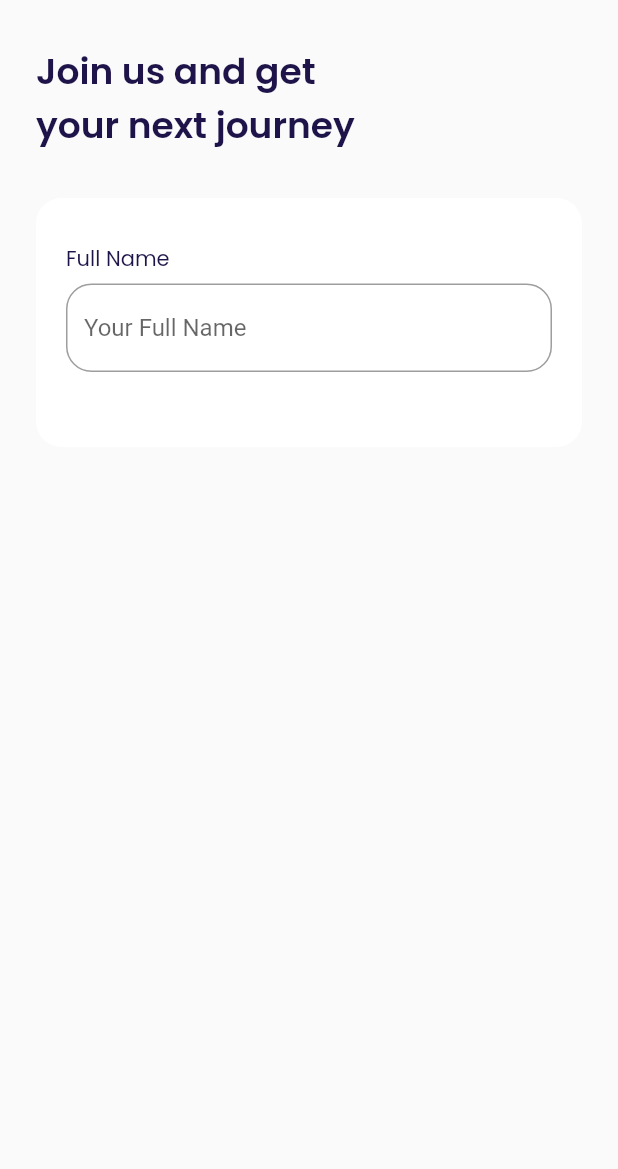
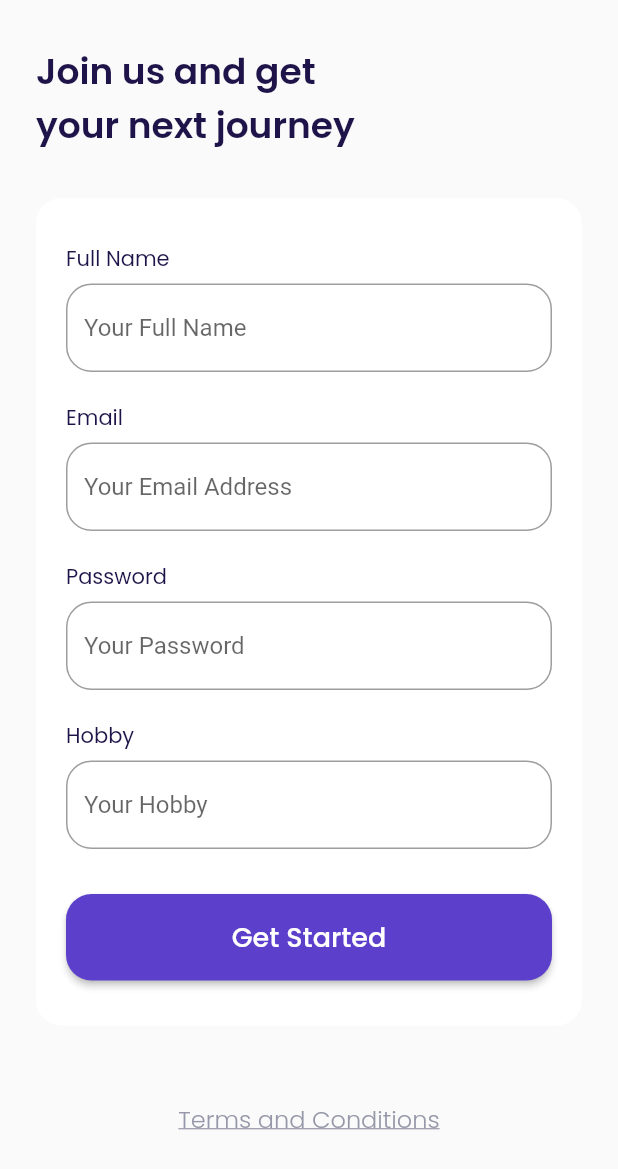
Before and after one commit to wa765/apptravel-use-bloc, a Flutter app: the screen it shows after launch, after a tap on "Get Started", on a phone screen of 412 x 824 dp. Shown: the top 1169 px of the screen. Run offline on Flutter 3.47's test engine with Material 2 defaults, Android fonts, the phone set to English and light mode, and no system bars; our stand-ins replace google_fonts.

Commit message:
update widget and pages

```diff
--- a/lib/main.dart
+++ b/lib/main.dart
@@ -1,4 +1,6 @@
+import 'package:air_plane/ui/pages/bonus_page.dart';
 import 'package:air_plane/ui/pages/get_started_pages.dart';
+import 'package:air_plane/ui/pages/main_page.dart';
 import 'package:air_plane/ui/pages/sign_up.dart';
 import 'package:air_plane/ui/pages/splash_page.dart';
 import 'package:flutter/material.dart';
@@ -21,6 +23,10 @@ class MyApp extends StatelessWidget {
         '/get-started': (context) => const GetStartedPage(),
         // route sign up
         '/sign-up': (context) => const SignUp(),
+        // route bonus page
+        '/bonus-page': (context) => const BonusPage(),
+        // route main page
+        '/main-page': (context) => const MainPage(),
       },
     );
   }
--- a/lib/shared/theme.dart
+++ b/lib/shared/theme.dart
@@ -31,6 +31,8 @@ Color kBackgroundCollor = const Color(0xffFAFAFA);
 // In Active Collor
 Color kInactiveCollor = const Color(0xffDBD7EC);
 
+// Transparent Color
+Color kTransparentCollor = Colors.transparent;
 // ========================  Text Style  ==============================
 TextStyle blackTextStyle = GoogleFonts.poppins(
   color: kBlackCollor,
--- a/lib/ui/pages/get_started_pages.dart
+++ b/lib/ui/pages/get_started_pages.dart
@@ -1,3 +1,4 @@
+import 'package:air_plane/ui/widgets/costum_button.dart';
 import 'package:flutter/material.dart';
 import 'package:air_plane/shared/theme.dart';
 
@@ -43,28 +44,13 @@ class GetStartedPage extends StatelessWidget {
                 const SizedBox(
                   height: 50,
                 ),
-                Container(
-                  margin: EdgeInsets.only(
-                      bottom: MediaQuery.of(context).size.height * 0.08),
+                CostumButton(
+                  title: "Get Started",
                   width: MediaQuery.of(context).size.width / 1.5,
-                  height: MediaQuery.of(context).size.height * 0.07,
-                  child: ElevatedButton(
-                    style: ElevatedButton.styleFrom(
-                      primary: kPrimaryCollor,
-                      shape: RoundedRectangleBorder(
-                        borderRadius: BorderRadius.circular(defaultRadius),
-                      ),
-                    ),
-                    onPressed: () {
-                      // route sign up
-                      Navigator.pushNamed(context, '/sign-up');
-                    },
-                    child: Text(
-                      "Get Started",
-                      style: whiteTextStyle.copyWith(
-                          fontSize: 18, fontWeight: medium),
-                    ),
-                  ),
+                  margin: const EdgeInsets.only(bottom: 80),
+                  onPressed: () {
+                    Navigator.pushNamed(context, '/sign-up');
+                  },
                 ),
               ],
             ),
--- a/lib/ui/pages/sign_up.dart
+++ b/lib/ui/pages/sign_up.dart
@@ -1,3 +1,5 @@
+import 'package:air_plane/ui/widgets/costum_button.dart';
+import 'package:air_plane/ui/widgets/costum_text_form_field.dart';
 import 'package:flutter/material.dart';
 import 'package:air_plane/shared/theme.dart';
 
@@ -20,35 +22,41 @@ class SignUp extends StatelessWidget {
 
     // Widget input Section
     Widget inputSection() {
-      // input email widget
+      // name input widget
+      Widget nameInput() {
+        return const CostumTextFormField(
+            title: "Full Name", hintText: "Your Full Name ");
+      }
+
+      // Widget email input
       Widget emailInput() {
-        return Container(
-          margin: const EdgeInsets.only(bottom: 20),
-          child: Column(
-            crossAxisAlignment: CrossAxisAlignment.start,
-            children: [
-              Text(
-                "Full Name",
-                style: blackTextStyle,
-              ),
-              const SizedBox(
-                height: 6,
-              ),
-              TextFormField(
-                cursorColor: kBlackCollor,
-                decoration: InputDecoration(
-                  hintText: "Your Full Name",
-                  border: OutlineInputBorder(
-                    borderRadius: BorderRadius.circular(defaultRadius),
-                  ),
-                  focusedBorder: OutlineInputBorder(
-                    borderRadius: BorderRadius.circular(defaultRadius),
-                    borderSide: BorderSide(color: kPrimaryCollor),
-                  ),
-                ),
-              ),
-            ],
-          ),
+        return const CostumTextFormField(
+            title: "Email", hintText: "Your Email Address");
+      }
+
+      // widget input password
+      Widget passwordInput() {
+        return const CostumTextFormField(
+          title: "Password",
+          hintText: "Your Password",
+          obsecureText: true,
+        );
+      }
+
+      // Widget input hoby
+      Widget hobyInput() {
+        return const CostumTextFormField(
+            title: "Hobby", hintText: "Your Hobby");
+      }
+
+      // Widget getStarted Button
+      Widget submitButton() {
+        return CostumButton(
+          title: "Get Started",
+          margin: const EdgeInsets.only(top: 10),
+          onPressed: () {
+            Navigator.pushNamed(context, '/bonus-page');
+          },
         );
       }
 
@@ -61,7 +69,30 @@ class SignUp extends StatelessWidget {
           borderRadius: BorderRadius.circular(defaultRadius),
         ),
         child: Column(
-          children: [emailInput()],
+          children: [
+            nameInput(),
+            emailInput(),
+            passwordInput(),
+            hobyInput(),
+            submitButton(),
+          ],
+        ),
+      );
+    }
+
+    //
+    // Widget tacButton
+    Widget tacButton() {
+      return Container(
+        margin: const EdgeInsets.only(top: 50, bottom: 50),
+        child: Center(
+          child: Text(
+            "Terms and Conditions",
+            style: greyTextStyle.copyWith(
+                fontSize: 16,
+                fontWeight: light,
+                decoration: TextDecoration.underline),
+          ),
         ),
       );
     }
@@ -72,7 +103,11 @@ class SignUp extends StatelessWidget {
       body: SafeArea(
         child: ListView(
           padding: EdgeInsets.symmetric(horizontal: defaultMargin),
-          children: [title(), inputSection()],
+          children: [
+            title(),
+            inputSection(),
+            tacButton(),
+          ],
         ),
       ),
     );
--- /dev/null
+++ b/lib/ui/widgets/costum_button.dart
@@ -0,0 +1,43 @@
+import 'package:flutter/material.dart';
+
+import '../../shared/theme.dart';
+
+class CostumButton extends StatelessWidget {
+  //
+  final String title;
+  final double width;
+  final Function() onPressed;
+  final EdgeInsets margin;
+  //
+  // final widtg default valuenya == double.infinity
+  // double infinity == mengisi ruang yang tersisa
+  const CostumButton(
+      {Key? key,
+      required this.title,
+      this.width = double.infinity,
+      required this.onPressed,
+      this.margin = EdgeInsets.zero})
+      : super(key: key);
+
+  @override
+  Widget build(BuildContext context) {
+    return Container(
+      margin: margin,
+      width: width,
+      height: MediaQuery.of(context).size.height * 0.07,
+      child: ElevatedButton(
+        style: ElevatedButton.styleFrom(
+          primary: kPrimaryCollor,
+          shape: RoundedRectangleBorder(
+            borderRadius: BorderRadius.circular(defaultRadius),
+          ),
+        ),
+        onPressed: onPressed,
+        child: Text(
+          title,
+          style: whiteTextStyle.copyWith(fontSize: 18, fontWeight: medium),
+        ),
+      ),
+    );
+  }
+}
--- /dev/null
+++ b/lib/ui/widgets/costum_text_form_field.dart
@@ -0,0 +1,52 @@
+import 'package:flutter/material.dart';
+
+import '../../shared/theme.dart';
+
+class CostumTextFormField extends StatelessWidget {
+//
+  final String title;
+  final String hintText;
+  final bool obsecureText;
+
+//
+
+  const CostumTextFormField(
+      {Key? key,
+      required this.title,
+      required this.hintText,
+      this.obsecureText = false})
+      : super(key: key);
+
+  @override
+  Widget build(BuildContext context) {
+    return Container(
+      margin: const EdgeInsets.only(bottom: 20),
+      child: Column(
+        crossAxisAlignment: CrossAxisAlignment.start,
+        children: [
+          Text(
+            title,
+            style: blackTextStyle,
+          ),
+          const SizedBox(
+            height: 6,
+          ),
+          TextFormField(
+            obscureText: obsecureText,
+            cursorColor: kBlackCollor,
+            decoration: InputDecoration(
+              hintText: hintText,
+              border: OutlineInputBorder(
+                borderRadius: BorderRadius.circular(defaultRadius),
+              ),
+              focusedBorder: OutlineInputBorder(
+                borderRadius: BorderRadius.circular(defaultRadius),
+                borderSide: BorderSide(color: kPrimaryCollor),
+              ),
+            ),
+          ),
+        ],
+      ),
+    );
+  }
+}
```
Also changed, not shown: lib/ui/pages/bonus_page.dart (added, +136 -0 lines), lib/ui/pages/home_page.dart (added, +60 -0 lines), lib/ui/pages/main_page.dart (added, +58 -0 lines), lib/ui/widgets/costum_bottom_navigation_item.dart (added, +40 -0 lines), assets/image_card.png.
